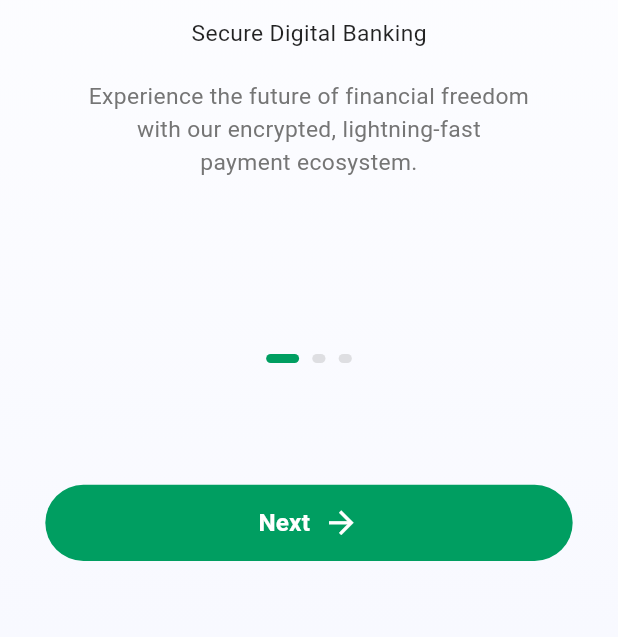
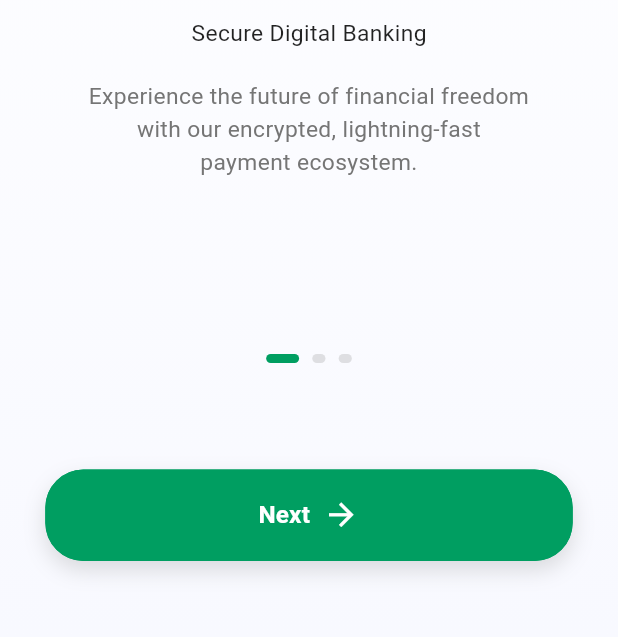
Before and after one commit to Danii56-cmd/PakPay, a Flutter app: the screen it shows after launch, on a phone screen of 412 x 824 dp, the part 599-1236 px from its top. Run offline on Flutter 3.47's test engine with Material 3 defaults, Android fonts, the light colour scheme and no system bars; our stand-ins replace flutter_screenutil, flutter_svg.

Commit message:
Welcome and Login pages created

```diff
--- a/lib/core/app_colors.dart
+++ b/lib/core/app_colors.dart
@@ -2,7 +2,9 @@ import 'package:flutter/material.dart';
 
 class AppColors {
   AppColors._();
-  static const Color btnclr = Color.fromARGB(255, 0, 158, 97);
+  static const Color primaryclr = Color.fromARGB(255, 0, 158, 97);
+  static const Color secondaryclr = Color.fromARGB(255, 65, 95, 141);
+  static const Color txtfieldclr = Color.fromARGB(255, 227, 241, 255);
   static const LinearGradient bgclr = LinearGradient(
     colors: [
       Color.fromARGB(255, 255, 255, 255),
--- a/lib/core/app_constants.dart
+++ b/lib/core/app_constants.dart
@@ -1,6 +1,7 @@
 class AppConstants {
   AppConstants._();
   static const String appLogo = 'assets/icons/brand_icon.svg';
+  static const String appLogoDark = 'assets/icons/brandicon_black.svg';
   static const String onBoarding1 = 'assets/images/onboarding1.png';
   static const String onBoarding2 = 'assets/images/onboarding2phone.png';
   static const String onBoarding2left = 'assets/images/onboarding2leftcont.svg';
@@ -9,4 +10,5 @@ class AppConstants {
   static const String onBoarding3main = 'assets/images/onboarding3main.png';
   static const String onBoarding3bio = 'assets/images/onboarding3bio.svg';
   static const String onBoarding3face = 'assets/images/onboarding3face.svg';
+  static const String welcomeScreenBg = 'assets/images/Welcomescreen_bg.png';
 }
--- a/lib/sharedwidgets/primary_button.dart
+++ b/lib/sharedwidgets/primary_button.dart
@@ -4,12 +4,14 @@ import 'package:pakpay/core/app_colors.dart';
 
 class PrimaryButton extends StatelessWidget {
   final String text;
-  final double? width; // null = full width
+  final double? width;
   final VoidCallback onPressed;
-  final IconData? icon; // null = no icon
+  final IconData? icon;
   final bool isLoading;
   final Color? backgroundColor;
   final Color? textColor;
+  final Color? borderColor;
+  final bool iconOnLeft; // NEW
 
   const PrimaryButton({
     super.key,
@@ -20,19 +22,55 @@ class PrimaryButton extends StatelessWidget {
     this.isLoading = false,
     this.backgroundColor,
     this.textColor,
+    this.borderColor,
+    this.iconOnLeft = false, // NEW — default keeps existing behavior
   });
 
   @override
   Widget build(BuildContext context) {
-    return SizedBox(
+    final Color resolvedBg = backgroundColor ?? AppColors.primaryclr;
+    final bool isTransparent =
+        resolvedBg == Colors.transparent || resolvedBg.a == 0;
+
+    final textWidget = Text(
+      text,
+      style: TextStyle(
+        fontSize: 16.sp,
+        fontWeight: FontWeight.w700,
+        color: textColor ?? Colors.white,
+      ),
+    );
+
+    final iconWidget = icon != null
+        ? Icon(icon, color: textColor ?? Colors.white, size: 24.sp)
+        : null;
+
+    return Container(
       width: width,
-      height: 50.h,
+      height: 60.h,
+      decoration: BoxDecoration(
+        borderRadius: BorderRadius.circular(25.r),
+        boxShadow: isTransparent
+            ? null
+            : [
+                BoxShadow(
+                  color: Colors.grey.withValues(alpha: 0.35),
+                  blurRadius: 12.r,
+                  spreadRadius: 0,
+                  offset: Offset(0, 6.h),
+                ),
+              ],
+      ),
       child: ElevatedButton(
         onPressed: isLoading ? null : onPressed,
         style: ElevatedButton.styleFrom(
-          backgroundColor: backgroundColor ?? AppColors.btnclr,
+          backgroundColor: resolvedBg,
           shape: RoundedRectangleBorder(
             borderRadius: BorderRadius.circular(25.r),
+          ),
+          side: BorderSide(
+            color: borderColor ?? AppColors.primaryclr,
+            width: 1.w,
           ),
           elevation: 0,
         ),
@@ -47,21 +85,21 @@ class PrimaryButton extends StatelessWidget {
               )
             : Row(
                 mainAxisAlignment: MainAxisAlignment.center,
-                children: [
-                  Text(
-                    text,
-                    style: TextStyle(
-                      fontSize: 16.sp,
-                      fontWeight: FontWeight.w700,
-                      color: textColor ?? Colors.white,
-                    ),
-                  ),
-
-                  if (icon != null) ...[
-                    SizedBox(width: 8.w),
-                    Icon(icon, color: textColor ?? Colors.white, size: 24.sp),
-                  ],
-                ],
+                children: iconOnLeft
+                    ? [
+                        if (iconWidget != null) ...[
+                          iconWidget,
+                          SizedBox(width: 8.w),
+                        ],
+                        textWidget,
+                      ]
+                    : [
+                        textWidget,
+                        if (iconWidget != null) ...[
+                          SizedBox(width: 8.w),
+                          iconWidget,
+                        ],
+                      ],
               ),
       ),
     );
--- a/lib/view/welcome/onboarding_main.dart
+++ b/lib/view/welcome/onboarding_main.dart
@@ -81,7 +81,7 @@ class _OnboardingMainState extends State<OnboardingMain> {
                   width: isActive ? 20.w : 8.w,
                   decoration: BoxDecoration(
                     color: isActive
-                        ? AppColors.btnclr
+                        ? AppColors.primaryclr
                         : Colors.grey.withValues(alpha: 0.3),
                     borderRadius: BorderRadius.circular(10.r),
                   ),
--- a/lib/view/welcome/splash_screen.dart
+++ b/lib/view/welcome/splash_screen.dart
@@ -67,7 +67,7 @@ class _SplashScreenState extends State<SplashScreen> {
                     TextSpan(
                       text: 'Pay',
                       style: TextStyle(
-                        color: AppColors.btnclr,
+                        color: AppColors.primaryclr,
                         fontSize: 28.sp,
                         fontWeight: FontWeight.w800,
                       ),
@@ -82,8 +82,8 @@ class _SplashScreenState extends State<SplashScreen> {
               ),
               Spacer(),
               CircularProgressIndicator(
-                color: AppColors.btnclr,
-                backgroundColor: AppColors.btnclr.withValues(alpha: 0.15),
+                color: AppColors.primaryclr,
+                backgroundColor: AppColors.primaryclr.withValues(alpha: 0.15),
               ),
               SizedBox(height: 20.h),
               Text(
--- a/pubspec.yaml
+++ b/pubspec.yaml
@@ -36,6 +36,7 @@ dependencies:
   cupertino_icons: ^1.0.8
   flutter_svg: ^2.3.0
   flutter_screenutil: ^5.9.3
+  font_awesome_flutter: ^11.0.0
 
 dev_dependencies:
   flutter_test:
```
Also changed, not shown: lib/view/auth/login_screen.dart (added, +256 -0 lines), lib/view/welcome/welcome_screen.dart (+123 -9 lines), assets/icons/brandicon_black.svg (added), assets/images/Welcomescreen_bg.png (added), pubspec.lock, 2 other files.
